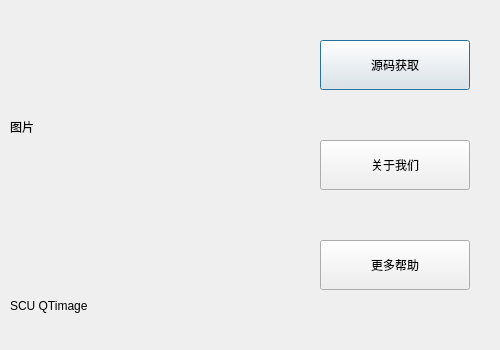
First picture: the form in dialog/aboutdialog.ui, repository Agonie2004/SCU-QTimage, before the edit.
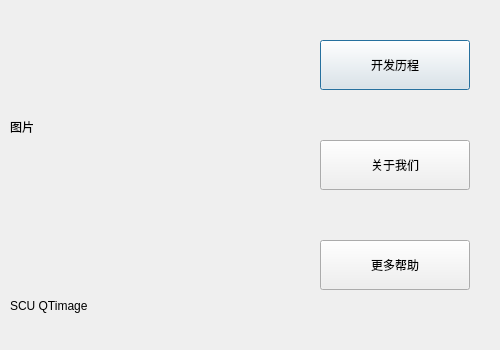
Second picture: the form after the edit. Icons and pictures are not drawn.

The edit to the form file:
```diff
--- a/dialog/aboutdialog.ui
+++ b/dialog/aboutdialog.ui
@@ -79,7 +79,7 @@
 </string>
    </property>
    <property name="text">
-    <string>源码获取</string>
+    <string>开发历程</string>
    </property>
   </widget>
   <widget class="QPushButton" name="pushButton_2">
```
